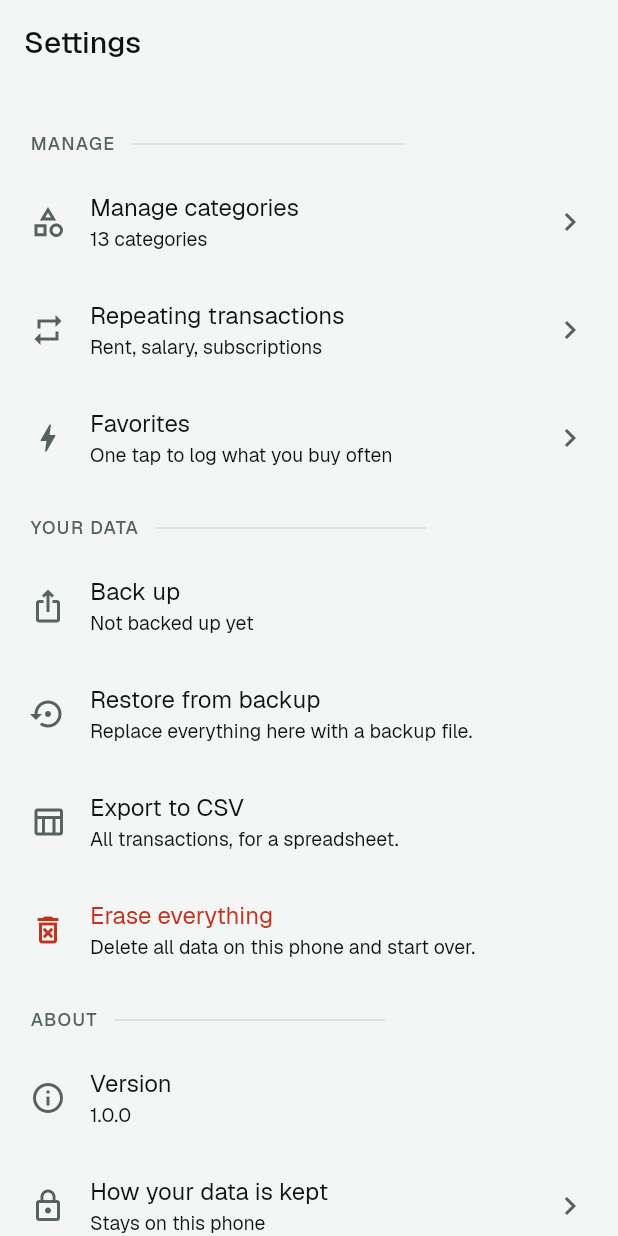
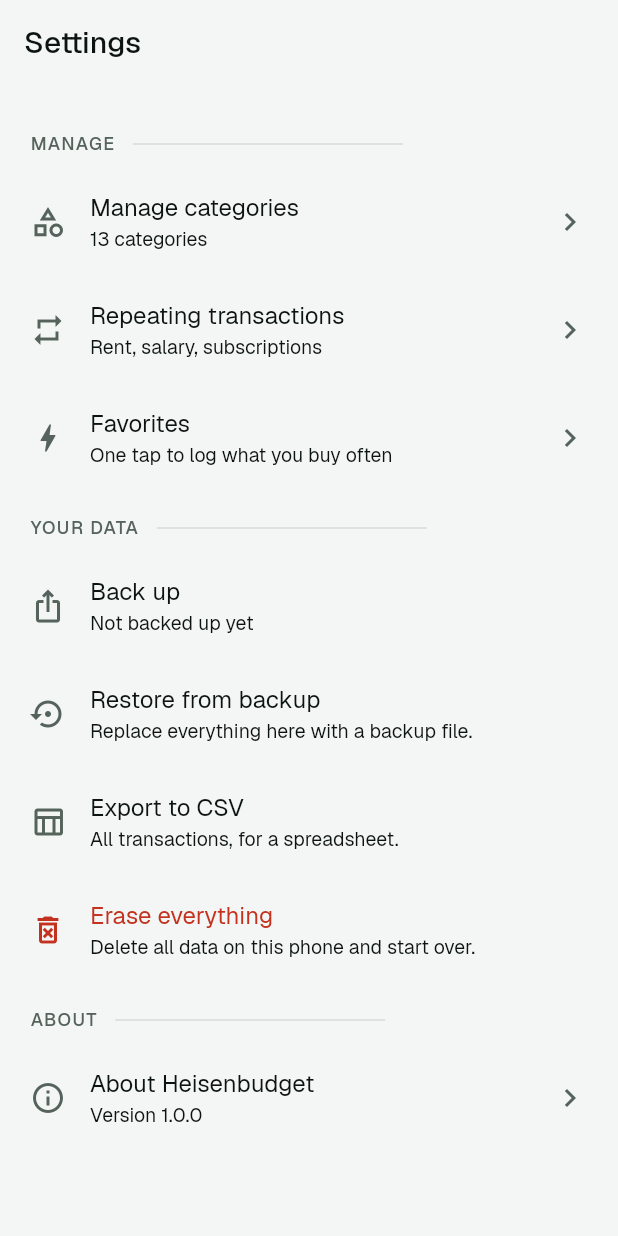
Before and after one commit to ajwadtahmid/heisenbudget, a Flutter app: the SettingsScreen screen opened directly, scrolled down 172 dp, on a phone screen of 412 x 824 dp. Run offline on Flutter 3.47's test engine with Material 3 defaults, Android fonts, the phone set to English and light mode, and no system bars; our stand-ins replace drift, drift_flutter, file_picker, flutter_riverpod, share_plus, shared_preferences; missing offline and left inert: quick_actions; accounts and stored records are empty; generated files the repository leaves out were written again; project files that could hold a hidden picture were left out.

Commit message:
feat(settings): replace Licences and data rows with an About Heisenbudget screen
Settings keeps one About row. The new screen shows the app name, version, a
short description, the privacy policy address (selectable, with Copy link, as
the app never goes online) and how the data is kept, plus the not-affiliated
note.

Co-Authored-By: Claude Sonnet 5.5 <noreply@anthropic.com>

```diff
--- a/lib/core/constants.dart
+++ b/lib/core/constants.dart
@@ -1,5 +1,11 @@
 /// App-wide constants.
 const appName = 'Heisenbudget';
+
+/// The privacy policy, published on the developer's site. The app does not
+/// open it (it has no internet access and no browser plugin); About shows the
+/// address and lets you copy it.
+const privacyPolicyUrl =
+    'https://ajwadtahmid.github.io/privacy-policies/Heisenbudget.html';
 
 /// Keep in sync with `version:` in pubspec.yaml (no package_info_plus).
 const appVersion = '1.0.0';
--- a/lib/features/settings/settings_screen.dart
+++ b/lib/features/settings/settings_screen.dart
@@ -2,16 +2,15 @@ import 'package:flutter/material.dart';
 import 'package:flutter_riverpod/flutter_riverpod.dart';
 
 import '../../core/constants.dart';
-import '../../core/theme.dart';
 import '../../domain/week_mode.dart';
 import '../../providers/category_providers.dart';
 import '../../providers/favorite_providers.dart';
 import '../../providers/recurring_providers.dart';
 import '../../providers/settings_providers.dart';
+import 'about_screen.dart';
 import 'appearance_screen.dart';
 import 'backup_section.dart';
 import 'category_manager_screen.dart';
-import 'data_kept_screen.dart';
 import 'favorites_screen.dart';
 import 'money_dates_screen.dart';
 import 'recurring_screen.dart';
@@ -42,8 +41,6 @@ class SettingsScreen extends ConsumerWidget {
     final categories = ref.watch(allCategoriesProvider).value ?? const [];
     final rules = ref.watch(recurringRulesProvider).value ?? const [];
     final favorites = ref.watch(favoritesProvider).value ?? const [];
-    final theme = Theme.of(context);
-    final c = context.appColors;
 
     final mode = settings.themeMode.name;
     final appearance =
@@ -118,40 +115,13 @@ class SettingsScreen extends ConsumerWidget {
           SettingsGroup(
             label: 'About',
             children: [
-              const SettingsRow(
-                key: ValueKey('settings-version'),
+              SettingsRow(
+                key: const ValueKey('settings-about'),
                 icon: Icons.info_outline,
-                title: 'Version',
-                summary: appVersion,
-              ),
-              SettingsRow(
-                key: const ValueKey('settings-data-kept'),
-                icon: Icons.lock_outline,
-                title: 'How your data is kept',
-                summary: 'Stays on this phone',
+                title: 'About $appName',
+                summary: 'Version $appVersion',
                 chevron: true,
-                onTap: () => pushSettingsPage(context, const DataKeptScreen()),
-              ),
-              SettingsRow(
-                key: const ValueKey('settings-licences'),
-                icon: Icons.description_outlined,
-                title: 'Licences',
-                summary: 'Fonts and open-source code',
-                chevron: true,
-                onTap: () => showLicensePage(
-                  context: context,
-                  applicationName: appName,
-                  applicationVersion: appVersion,
-                ),
-              ),
-              Padding(
-                padding: const EdgeInsets.only(top: Gap.s),
-                child: Text(
-                  'Not affiliated with or endorsed by any TV show or its '
-                  'owners.',
-                  key: const ValueKey('settings-disclaimer'),
-                  style: theme.textTheme.bodySmall?.copyWith(color: c.dim),
-                ),
+                onTap: () => pushSettingsPage(context, const AboutScreen()),
               ),
             ],
           ),
```
Also changed, not shown: lib/features/settings/about_screen.dart (added, +113 -0 lines), lib/features/settings/data_kept_screen.dart (deleted, +0 -50 lines), 4 other files.
